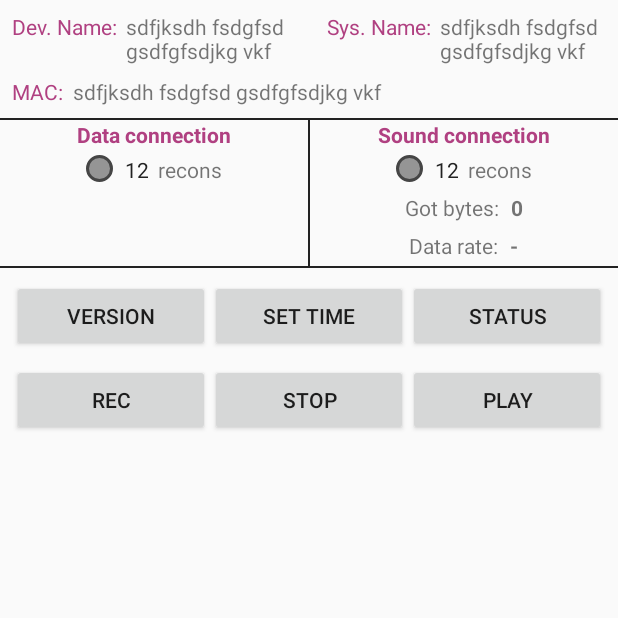
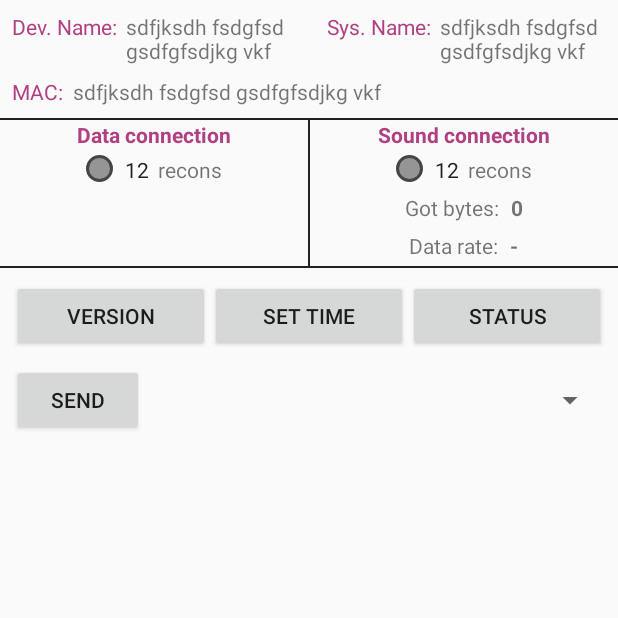
Before and after one commit to stas-perchenko/bt-recorder, an Android app: the MainActivity screen opened directly, with no data from a screen before it, on a phone screen of 412 x 824 dp, the top half of it. Run offline under Robolectric (Android 15) with nearby library versions, the phone set to English and light mode, and no system bars; 1 statement that could not run was skipped.

Commit message:
All commands for testing

```diff
--- a/app/src/main/res/layout/activity_main.xml
+++ b/app/src/main/res/layout/activity_main.xml
@@ -273,25 +273,22 @@
             android:orientation="horizontal"
             android:layout_marginTop="8dp"
             android:layout_marginLeft="8dp"
-            android:layout_marginRight="8dp">
+            android:layout_marginRight="8dp"
+            android:gravity="center_vertical">
 
-            <Button android:id="@+id/btn_command_record"
-                android:layout_width="0dp"
+
+
+            <Button android:id="@+id/btn_command_send"
+                android:layout_width="wrap_content"
+                android:layout_height="wrap_content"
+                android:layout_weight="0"
+                android:text="Send"/>
+
+            <Spinner android:id="@+id/command_spinner"
+                android:layout_width="match_parent"
                 android:layout_height="wrap_content"
                 android:layout_weight="1"
-                android:text="Rec"/>
-
-            <Button android:id="@+id/btn_command_stop"
-                android:layout_width="0dp"
-                android:layout_height="wrap_content"
-                android:layout_weight="1"
-                android:text="Stop"/>
-
-            <Button android:id="@+id/btn_command_play"
-                android:layout_width="0dp"
-                android:layout_height="wrap_content"
-                android:layout_weight="1"
-                android:text="Play"/>
+                android:gravity="center"/>
 
         </LinearLayout>
 
```
Also changed, not shown: app/src/main/java/com/alperez/bt_microphone/ui/activity/MainActivity.java (+41 -3 lines).
